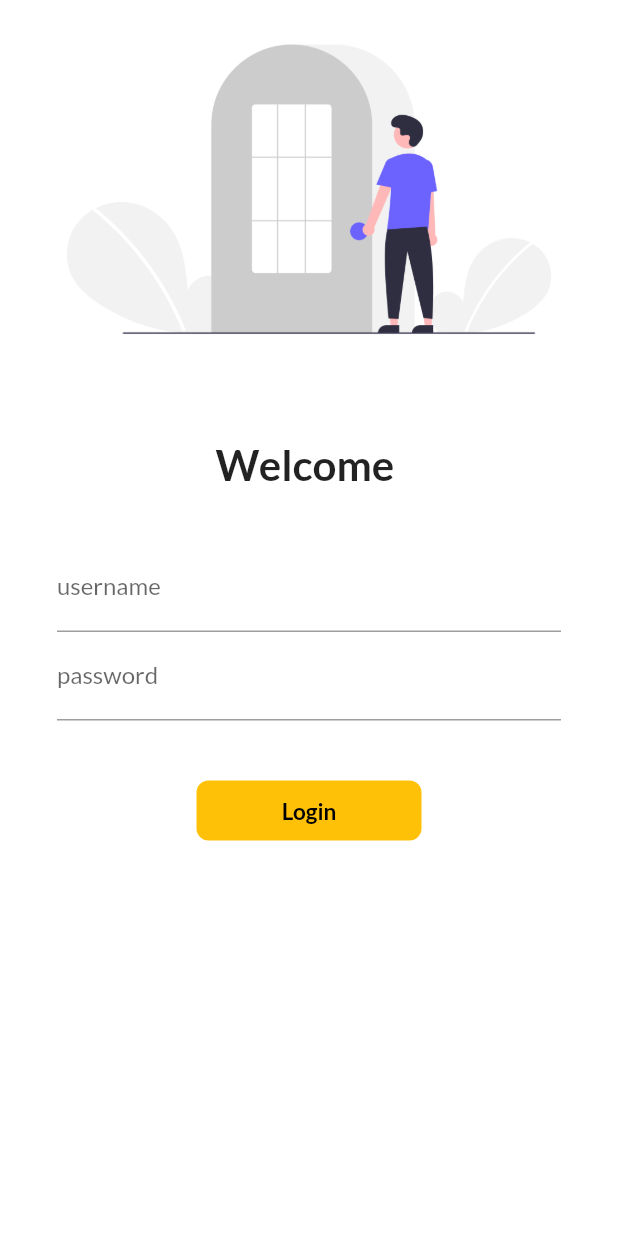
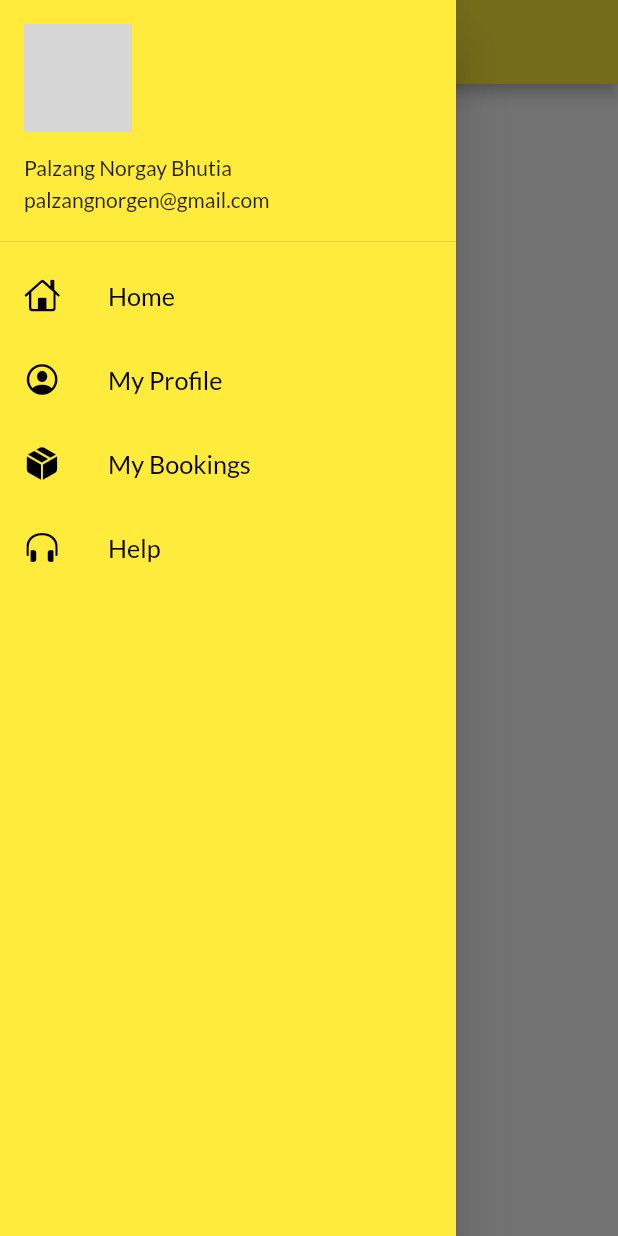
Before and after one commit to PalzangBhutia/FlutterDevlopment, a Flutter app: the screen it shows after launch, with the side drawer open (before the commit the screen has no drawer), on a phone screen of 412 x 824 dp. Run offline on Flutter 3.47's test engine with Material 2 defaults, Android fonts, the phone set to English and light mode, and no system bars; our stand-ins replace google_fonts; network calls fail; grey boxes are pictures that could not be loaded.

Commit message:
day 9 complete

```diff
--- a/lib/main.dart
+++ b/lib/main.dart
@@ -28,7 +28,8 @@ class MyApp extends StatelessWidget {
       darkTheme: ThemeData(
         primarySwatch: Colors.deepPurple,
       ),
-      initialRoute: "/login",
+      debugShowCheckedModeBanner: false,
+      initialRoute: MyRoutes.homeRoute,
       routes: {
         "/": (context) => LoginPage(),
         MyRoutes.homeRoute: (context) => HomePage(),
--- a/lib/pages/home_page.dart
+++ b/lib/pages/home_page.dart
@@ -1,4 +1,5 @@
 import 'package:flutter/material.dart';
+import 'package:tut_cat/widgets/drawer.dart';
 
 class HomePage extends StatelessWidget {
   const HomePage({Key? key}) : super(key: key);
@@ -16,7 +17,7 @@ class HomePage extends StatelessWidget {
           child: Text("Releasing in $days days.    By $name"),
         ),
       ),
-      drawer: Drawer(),
+      drawer: MyDrawer(),
     );
   }
 }
--- /dev/null
+++ b/lib/widgets/drawer.dart
@@ -0,0 +1,81 @@
+import 'package:flutter/cupertino.dart';
+import 'package:flutter/material.dart';
+
+class MyDrawer extends StatelessWidget {
+  const MyDrawer({Key? key}) : super(key: key);
+
+  @override
+  Widget build(BuildContext context) {
+    final imageUrl =
+        "https://scontent.fixb3-1.fna.fbcdn.net/v/t1.6435-1/120194085_1892248104248381_3807568862734964342_n.jpg?stp=cp0_dst-jpg_e15_p120x120_q65&_nc_cat=100&ccb=1-7&_nc_sid=dbb9e7&_nc_ohc=07PjTWfplCAAX9lp0Ye&_nc_ht=scontent.fixb3-1.fna&oh=00_AT_ezigvLsQqGE9pCLpIDNWbKeuShRJY836dIYWWG60AgQ&oe=630DBD9C";
+    return Drawer(
+      child: Container(
+        color: Colors.yellow,
+        child: ListView(
+          padding: EdgeInsets.zero,
+          children: [
+            DrawerHeader(
+              padding: EdgeInsets.zero,
+              child: UserAccountsDrawerHeader(
+                  margin: EdgeInsets.zero,
+                  //  decoration: BoxDecoration(color: Colors.blue[200]),
+                  currentAccountPicture: CircleAvatar(
+                    backgroundImage: NetworkImage(imageUrl),
+                  ),
+                  accountName: Text("Palzang Norgay Bhutia"),
+                  accountEmail: Text("palzangnorgen@gmail.com")),
+            ),
+            ListTile(
+                leading: Icon(
+                  CupertinoIcons.home,
+                  color: Colors.black,
+                ),
+                title: Text(
+                  "Home",
+                  textScaleFactor: 1.2,
+                  style: TextStyle(
+                    color: Colors.black,
+                  ),
+                )),
+            ListTile(
+                leading: Icon(
+                  CupertinoIcons.profile_circled,
+                  color: Colors.black,
+                ),
+                title: Text(
+                  "My Profile",
+                  textScaleFactor: 1.2,
+                  style: TextStyle(
+                    color: Colors.black,
+                  ),
+                )),
+            ListTile(
+                leading: Icon(
+                  CupertinoIcons.cube_box_fill,
+                  color: Colors.black,
+                ),
+                title: Text(
+                  "My Bookings",
+                  textScaleFactor: 1.2,
+                  style: TextStyle(
+                    color: Colors.black,
+                  ),
+                )),
+            ListTile(
+                leading: Icon(
+                  CupertinoIcons.headphones,
+                  color: Colors.black,
+                ),
+                title: Text(
+                  "Help",
+                  textScaleFactor: 1.2,
+                  style: TextStyle(
+                    color: Colors.black,
+                  ),
+                )),
+          ],
+        ),
+      ),
+    );
+  }
+}
```
